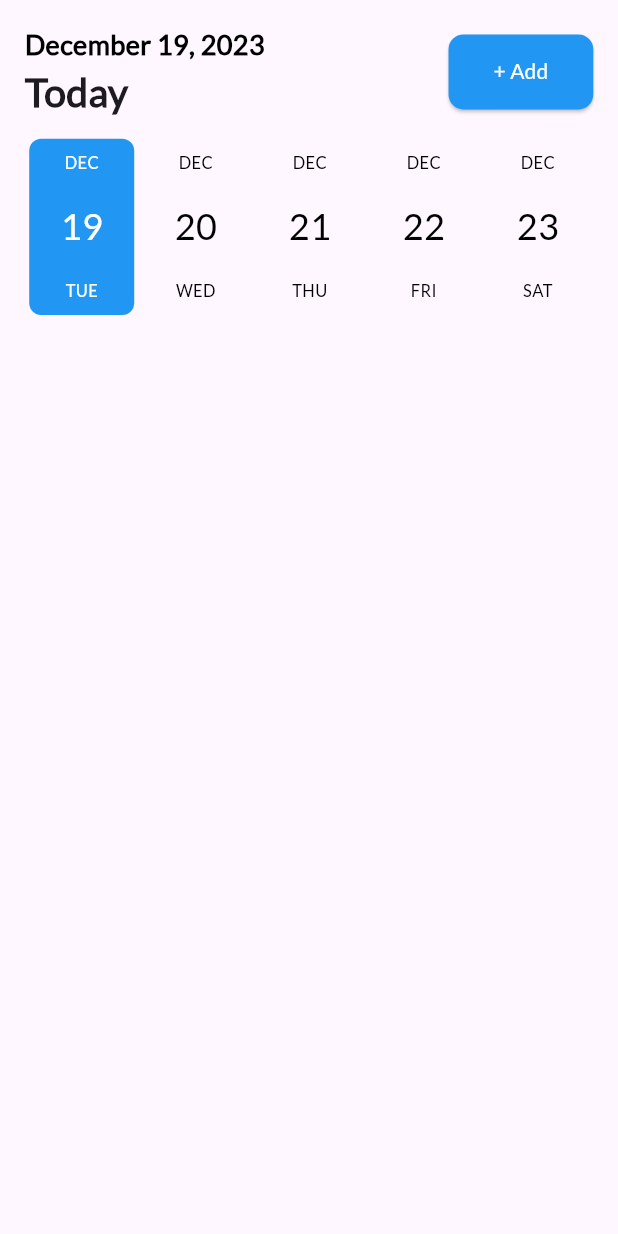
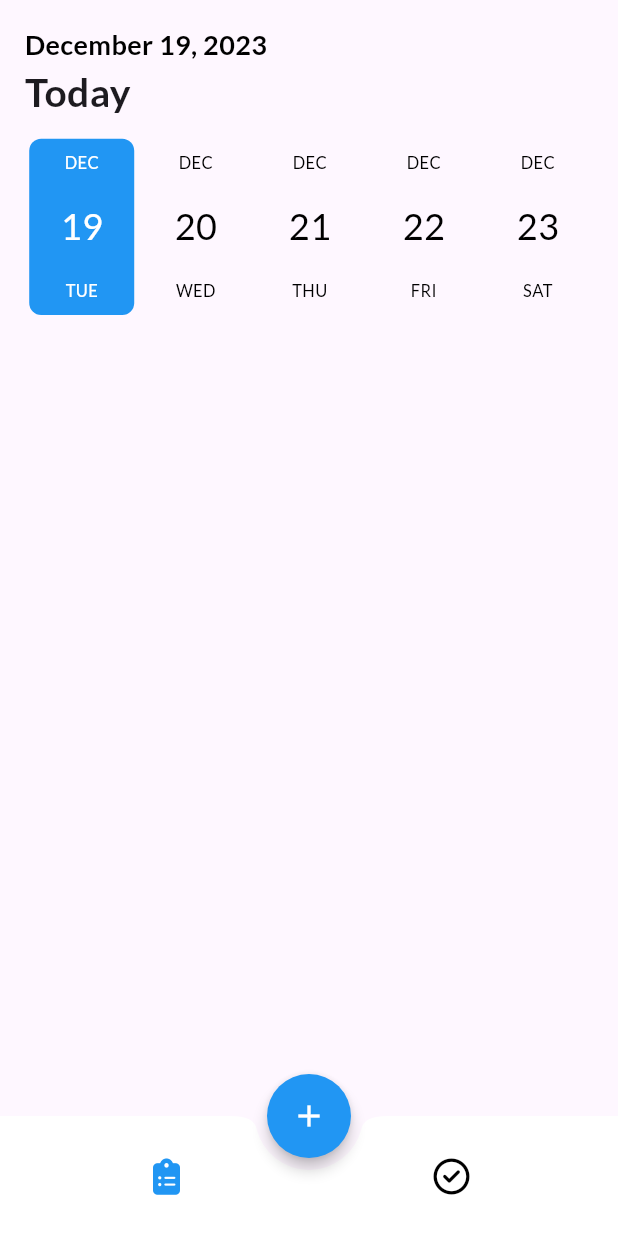
Before and after one commit to mdnayeemm416/TODO, a Flutter app: the screen it shows after launch, on a phone screen of 412 x 824 dp. Run offline on Flutter 3.47's test engine with Material 3 defaults, Android fonts, the phone set to English and light mode, and no system bars; drawn by our look-alikes of date_picker_timeline; our stand-ins replace font_awesome_flutter, get, google_fonts.

Commit message:
Bottom Navigation Bar

```diff
--- /dev/null
+++ b/lib/Bottom_NavigationBar/bottom_navigation_bar.dart
@@ -0,0 +1,84 @@
+import 'package:flutter/material.dart';
+import 'package:font_awesome_flutter/font_awesome_flutter.dart';
+import 'package:todo_app/Add_task/add_task.dart';
+import 'package:todo_app/Home/home.dart';
+
+void main() {
+  runApp(MyApp());
+}
+
+class MyApp extends StatelessWidget {
+  @override
+  Widget build(BuildContext context) {
+    return MaterialApp(
+      home: BottomNavBar(),
+    );
+  }
+}
+
+class BottomNavBar extends StatefulWidget {
+  const BottomNavBar({Key? key}) : super(key: key);
+
+  @override
+  State<BottomNavBar> createState() => _BottomNavBarState();
+}
+
+class _BottomNavBarState extends State<BottomNavBar> {
+  int selectedIndex = 0;
+  PageController pageController = PageController();
+
+  void onTap(int index) {
+    setState(() {
+      selectedIndex = index;
+    });
+    pageController.jumpToPage(index);
+  }
+
+  @override
+  Widget build(BuildContext context) {
+    return Scaffold(
+      body: PageView(
+        controller: pageController,
+        children: const [
+          Home(),
+          Center(child: Text('Completed Page')),
+        ],
+      ),
+      floatingActionButtonLocation: FloatingActionButtonLocation.centerDocked,
+      floatingActionButton: FloatingActionButton(
+        elevation: 4,
+        shape: const CircleBorder(),
+        backgroundColor: Colors.blue,
+        onPressed: () {
+          Navigator.push(
+              context, MaterialPageRoute(builder: (_) => const AddTask()));
+        },
+        child: const Icon(
+          Icons.add,
+          color: Colors.white,
+        ),
+      ),
+      bottomNavigationBar: BottomAppBar(
+        elevation: 4,
+        shape: const CircularNotchedRectangle(),
+        notchMargin: 8.0,
+        color: Colors.white,
+        child: Row(
+          mainAxisAlignment: MainAxisAlignment.spaceAround,
+          children: <Widget>[
+            IconButton(
+              icon: FaIcon(FontAwesomeIcons.clipboardList),
+              onPressed: () => onTap(0),
+              color: selectedIndex == 0 ? Colors.blue : Colors.black,
+            ),
+            IconButton(
+              icon: FaIcon(FontAwesomeIcons.circleCheck),
+              onPressed: () => onTap(1),
+              color: selectedIndex == 1 ? Colors.blue : Colors.black,
+            ),
+          ],
+        ),
+      ),
+    );
+  }
+}
--- a/lib/Home/home.dart
+++ b/lib/Home/home.dart
@@ -34,7 +34,6 @@ class _HomeState extends State<Home> {
                     )
                   ],
                 ),
-                const TaskAddButton(),
               ]),
               const SizedBox(
                 height: 10,
--- a/lib/main.dart
+++ b/lib/main.dart
@@ -2,6 +2,7 @@ import 'package:flutter/material.dart';
 import 'package:get/get.dart';
 import 'package:google_fonts/google_fonts.dart';
 import 'package:todo_app/Add_task/add_task.dart';
+import 'package:todo_app/Bottom_NavigationBar/bottom_navigation_bar.dart';
 import 'package:todo_app/Home/home.dart';
 
 void main() {
@@ -18,7 +19,7 @@ class MyApp extends StatelessWidget {
       title: 'TODO APP',
       theme: ThemeData(
           textTheme: GoogleFonts.latoTextTheme(Theme.of(context).textTheme)),
-      home: const Home(),
+      home: const BottomNavBar(),
     );
   }
 }
```
Also changed, not shown: pubspec.yaml (+6 -5 lines), fonts/Lato-Regular.ttf (deleted), pubspec.lock.
